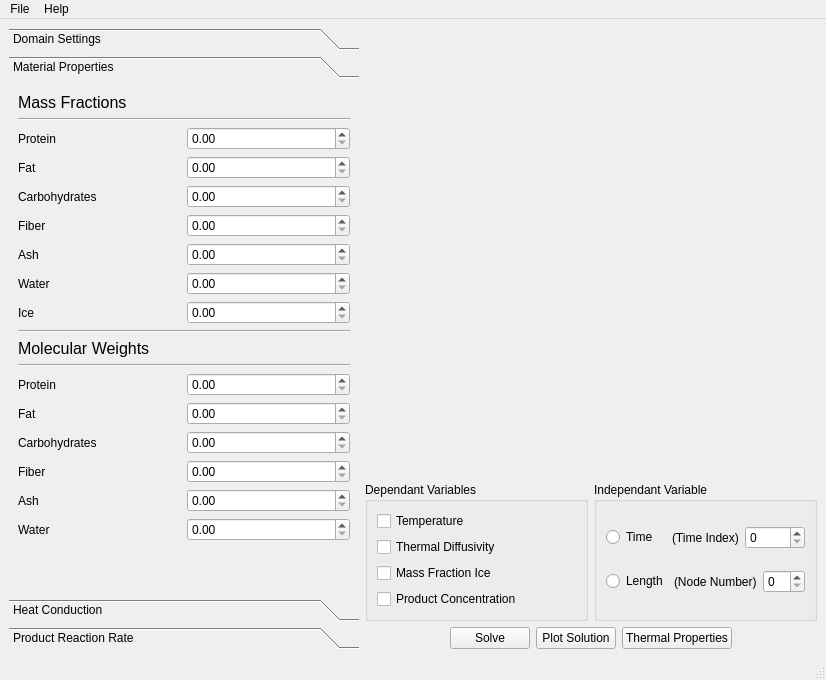
First picture: the form in gui/freezing.ui, repository mirrorscotty/fe-solver, before the edit.
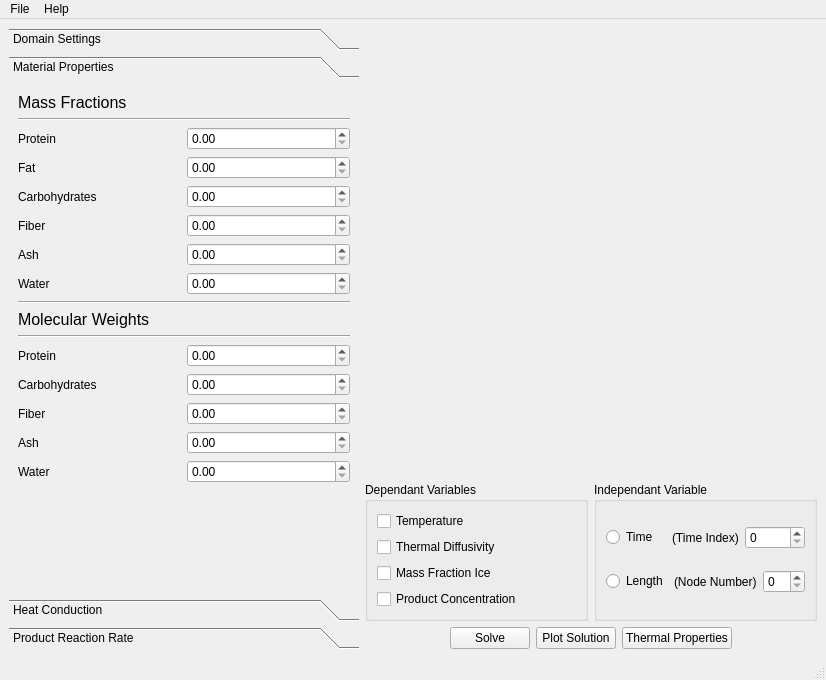
Second picture: the form after the edit. The open tabs and pages were chosen to show the change. Custom widgets are drawn as their Qt base class.

Commit message: Started to remove fat molecular weight from the calculation.

```diff
--- a/gui/freezing.ui
+++ b/gui/freezing.ui
@@ -359,27 +359,6 @@
           </item>
          </layout>
         </item>
-        <item>
-         <layout class="QHBoxLayout" name="horizontalLayout">
-          <item>
-           <widget class="QLabel" name="label_8">
-            <property name="text">
-             <string>Ice</string>
-            </property>
-           </widget>
-          </item>
-          <item>
-           <widget class="QDoubleSpinBox" name="spinMIce">
-            <property name="maximum">
-             <double>1.000000000000000</double>
-            </property>
-            <property name="singleStep">
-             <double>0.100000000000000</double>
-            </property>
-           </widget>
-          </item>
-         </layout>
-        </item>
         <item>
          <widget class="Line" name="line_2">
           <property name="orientation">
@@ -427,27 +406,6 @@
           </item>
          </layout>
         </item>
-        <item>
-         <layout class="QHBoxLayout" name="horizontalLayout_38">
-          <item>
-           <widget class="QLabel" name="label_21">
-            <property name="text">
-             <string>Fat</string>
-            </property>
-           </widget>
-          </item>
-          <item>
-           <widget class="QDoubleSpinBox" name="spinMW_fat">
-            <property name="maximum">
-             <double>10000000.000000000000000</double>
-            </property>
-            <property name="singleStep">
-             <double>0.100000000000000</double>
-            </property>
-           </widget>
-          </item>
-         </layout>
-        </item>
         <item>
          <layout class="QHBoxLayout" name="horizontalLayout_42">
           <item>
```
Left out of the diff: 10 changed lines with no effect on the pictures. The commit also changes 1 other file.
